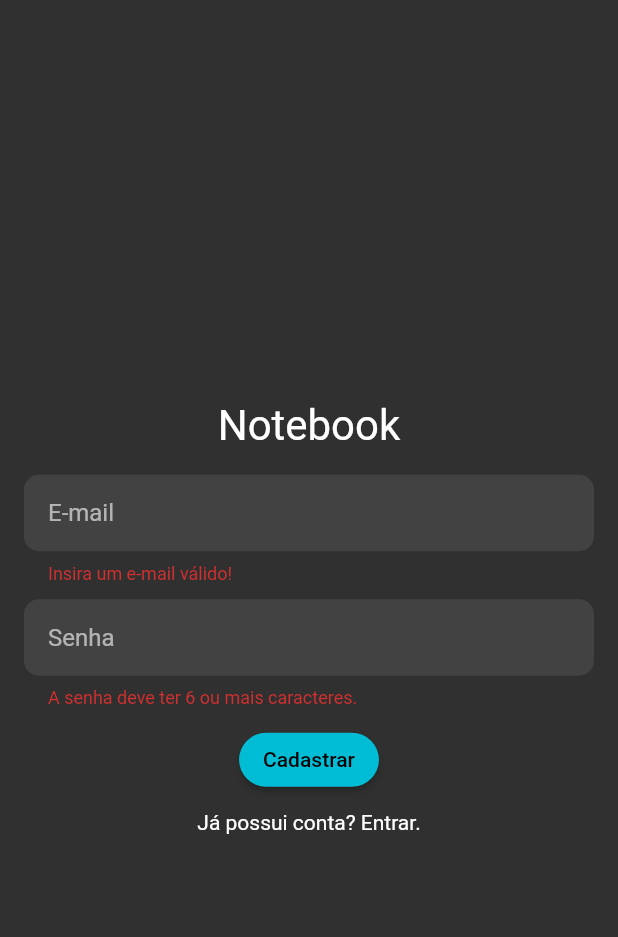
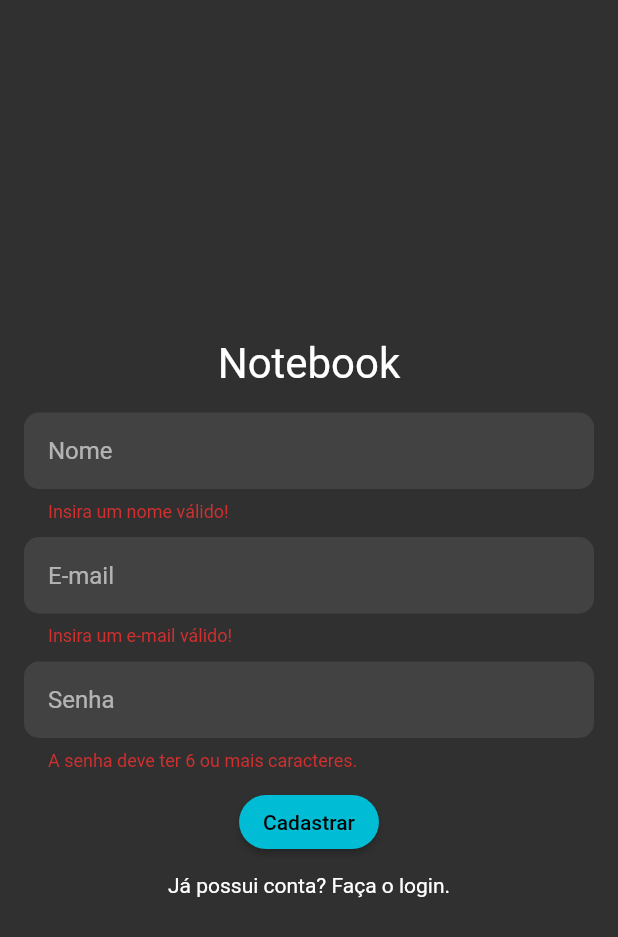
Before and after one commit to diegowinter/Notebook, a Flutter app: the screen it shows after launch, after a tap on "Entrar", after a tap on "Não possui conta? Cadastre-se.", after a tap on "Cadastrar", on a phone screen of 412 x 824 dp. Shown: the top 937 px of the screen. Run offline on Flutter 3.47's test engine with Material 2 defaults, Android fonts, the phone set to English and light mode, and no system bars; our stand-ins replace flutter_markdown, shared_preferences; missing offline and left inert: markdown.

Commit message:
add name field in sign up

```diff
--- a/lib/screens/auth_screen.dart
+++ b/lib/screens/auth_screen.dart
@@ -16,7 +16,11 @@ class _AuthScreenState extends State<AuthScreen> {
   bool _isSignUp = false;
   bool _isLoading = false;
   GlobalKey<FormState> _form = GlobalKey();
-  Map<String, String> _formData = {'email': '', 'password': ''};
+  Map<String, String> _formData = {
+    'name': '',
+    'email': '',
+    'password': '',
+  };
 
   void _showDialog(String message) {
     showDialog(
@@ -49,11 +53,16 @@ class _AuthScreenState extends State<AuthScreen> {
 
     try {
       if (_isSignUp) {
-        await Provider.of<User>(context, listen: false)
-            .register(_formData['email'], _formData['password']);
+        await Provider.of<User>(context, listen: false).register(
+          _formData['name'],
+          _formData['email'],
+          _formData['password'],
+        );
       } else {
-        await Provider.of<User>(context, listen: false)
-            .login(_formData['email'], _formData['password']);
+        await Provider.of<User>(context, listen: false).login(
+          _formData['email'],
+          _formData['password'],
+        );
       }
       Navigator.of(context).pushReplacementNamed(AppRoutes.DASHBOARD);
     } catch (error) {
@@ -82,6 +91,22 @@ class _AuthScreenState extends State<AuthScreen> {
               key: _form,
               child: Column(
                 children: [
+                  if (_isSignUp)
+                    CustomTextFormField(
+                      hint: 'Nome',
+                      keyboardType: TextInputType.name,
+                      enabled: !_isLoading,
+                      validator: (value) {
+                        if (value!.trim().isEmpty) {
+                          return 'Insira um nome válido!';
+                        }
+                        return null;
+                      },
+                      onSaved: (value) => _formData['name'] = value!,
+                      textInputAction: TextInputAction.next,
+                      maxLength: 100,
+                    ),
+                  if (_isSignUp) SizedBox(height: 10),
                   CustomTextFormField(
                     hint: 'E-mail',
                     keyboardType: TextInputType.emailAddress,
@@ -124,7 +149,7 @@ class _AuthScreenState extends State<AuthScreen> {
             SizedBox(height: 10),
             _isSignUp
                 ? GestureDetector(
-                    child: Text('Já possui conta? Entrar.'),
+                    child: Text('Já possui conta? Faça o login.'),
                     onTap: () {
                       setState(() {
                         _isSignUp = false;
```
Also changed, not shown: lib/providers/user.dart (+29 -3 lines).
